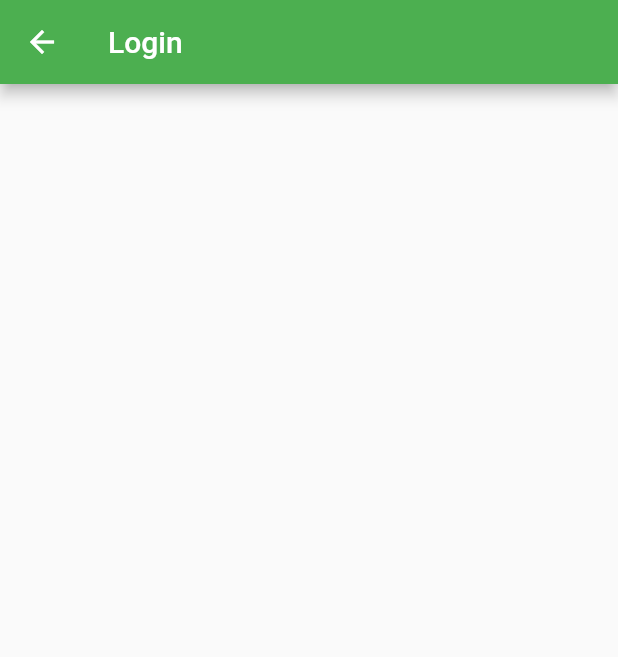
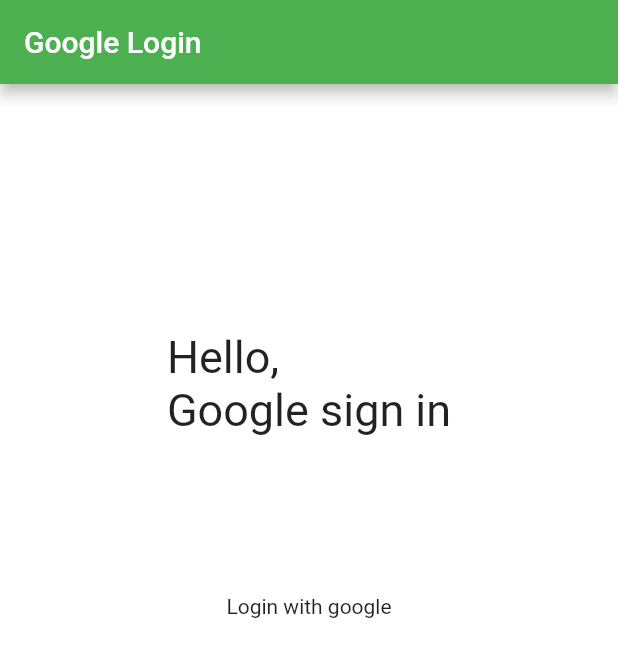
Before and after one commit to axijethwa74/Ottp_Firebase_Fluitter, a Flutter app: the Loginpage screen opened directly, on a phone screen of 412 x 824 dp. Shown: the top 657 px of the screen. Run offline on Flutter 3.47's test engine with Material 2 defaults, Android fonts, the phone set to English and light mode, and no system bars; our stand-ins replace firebase_auth, firebase_core, fluttertoast, google_sign_in; accounts and stored records are empty.

Commit message:
save as done

```diff
--- a/ottp_firebase/lib/Loginpage.dart
+++ b/ottp_firebase/lib/Loginpage.dart
@@ -1,4 +1,5 @@
 import 'package:flutter/material.dart';
+import 'Auth_Services.dart';
 
 class Loginpage extends StatefulWidget {
   const Loginpage({super.key});
@@ -12,12 +13,32 @@
   Widget build(BuildContext context) {
     final Size size = MediaQuery.of(context).size;
     return Scaffold(
+      backgroundColor: Colors.white,
       appBar: AppBar(
-        title: Text("Login"),
+        title: const Text("Google Login"),
         backgroundColor: Colors.green,
       ),
       body: Container(
-        width: 100,
+        width: size.width,
+        height: size.height,
+        padding: EdgeInsets.only(
+            left: 20,
+            right: 20,
+            top: size.height * 0.2,
+            bottom: size.height * 0.5),
+        child: Column(
+          crossAxisAlignment: CrossAxisAlignment.center,
+          mainAxisAlignment: MainAxisAlignment.spaceBetween,
+          children: [
+            const Text("Hello, \nGoogle sign in",
+                style: TextStyle(fontSize: 30)),
+            GestureDetector(
+                onTap: () {
+                  AuthServices().SignInWithGoogle();
+                },
+                child: Text("Login with google")),
+          ],
+        ),
       ),
     );
   }
--- a/ottp_firebase/lib/Ottpfire.dart
+++ b/ottp_firebase/lib/Ottpfire.dart
@@ -1,5 +1,4 @@
 import 'package:firebase_auth/firebase_auth.dart';
-
 import 'package:flutter/material.dart';
 import 'package:ottp_firebase/VerifyCodeScreen.dart';
 import 'Utils.dart';
--- a/ottp_firebase/lib/main.dart
+++ b/ottp_firebase/lib/main.dart
@@ -1,6 +1,6 @@
 import 'package:firebase_core/firebase_core.dart';
 import 'package:flutter/material.dart';
-import 'Ottpfire.dart';
+import 'package:ottp_firebase/Loginpage.dart';
 
 void main() async {
   WidgetsFlutterBinding.ensureInitialized();
@@ -29,7 +29,7 @@
         // is not restarted.
         primarySwatch: Colors.blue,
       ),
-      home: const OttpFire(),
+      home: const Loginpage(),
     );
   }
 }
--- a/ottp_firebase/pubspec.yaml
+++ b/ottp_firebase/pubspec.yaml
@@ -65,9 +65,9 @@
   uses-material-design: true
 
   # To add assets to your application, add an assets section, like this:
-  # assets:
-  #   - images/a_dot_burr.jpeg
-  #   - images/a_dot_ham.jpeg
+  assets:
+    - assets/images/logo.jpeg
+
 
   # An image asset can refer to one or more resolution-specific "variants", see
   # https://flutter.dev/assets-and-images/#resolution-aware
```
Also changed, not shown: ottp_firebase/lib/Auth_Services.dart (+5 -2 lines), ottp_firebase/lib/HomePage.dart (+46 -1 lines), 2 other files.
